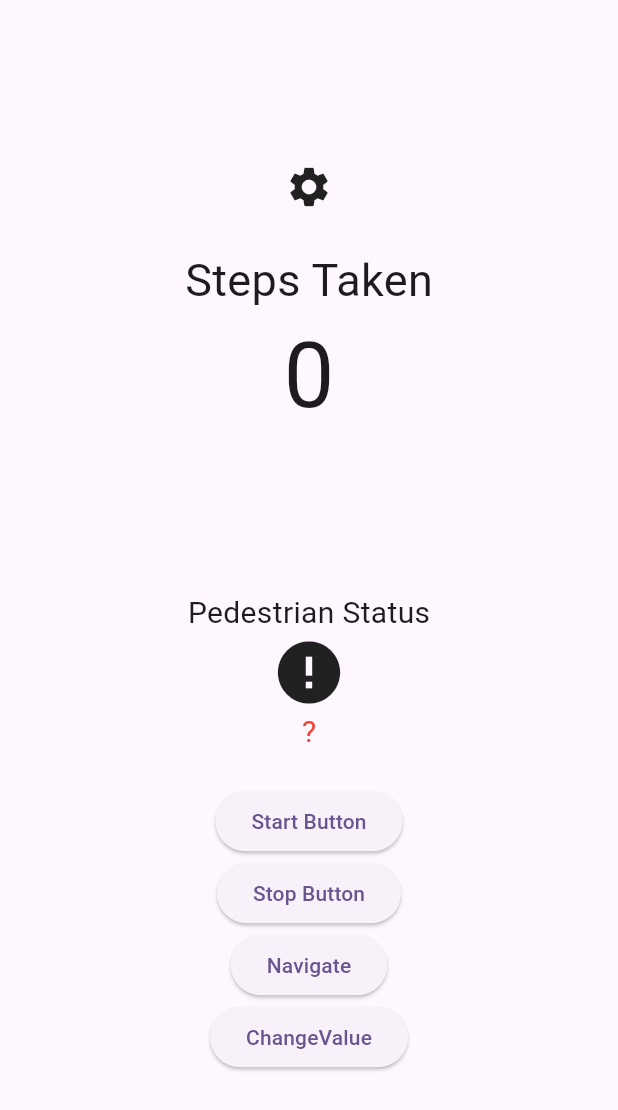
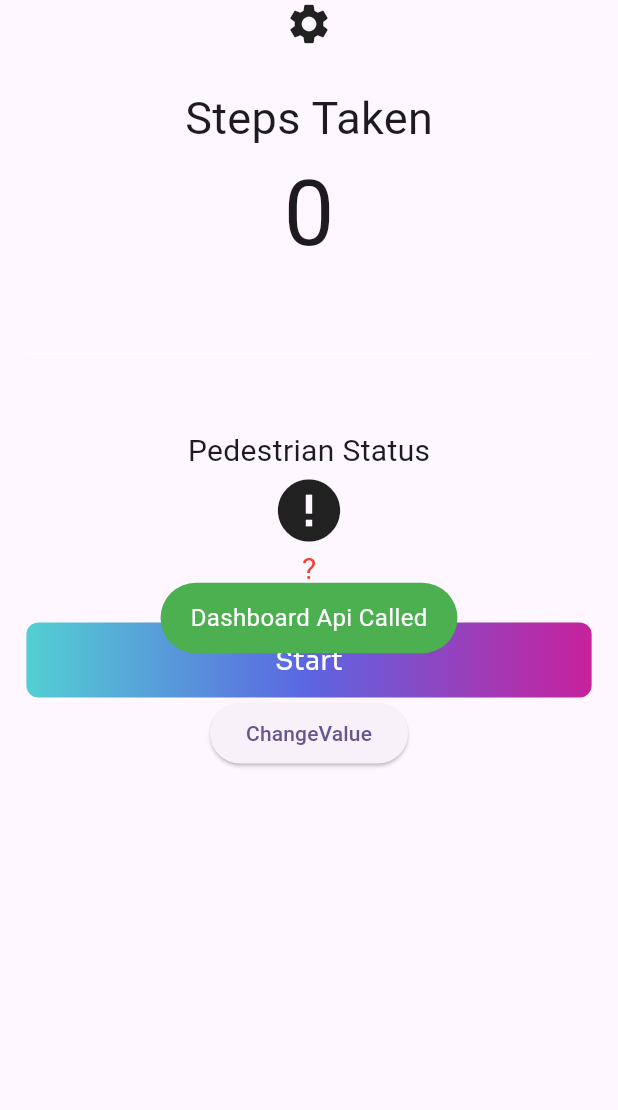
Before and after one commit to RavindraEsp/stepApp, a Flutter app: the DashBoardScreen screen opened directly, on a phone screen of 412 x 824 dp. Shown: the top 1110 px of the screen. Run offline on Flutter 3.47's test engine with Material 2 defaults, Android fonts, the phone set to English and light mode, and no system bars; our stand-ins replace flutter_screenutil, fluttertoast, google_fonts, pedometer, permission_handler, shared_preferences; accounts and stored records are empty.

Commit message:
get steps from pedometer and remove defalt step ,reset pedometer and add start stop logic for pedometer

```diff
--- a/lib/dashboard/dashboard_screen.dart
+++ b/lib/dashboard/dashboard_screen.dart
@@ -1,7 +1,10 @@
 import 'package:flutter/material.dart';
+import 'package:flutter_screenutil/flutter_screenutil.dart';
 import 'package:provider/provider.dart';
 import 'package:step_app/dashboard/dashboard_screen_provider.dart';
 import 'package:step_app/routes/route_name.dart';
+import 'package:step_app/widgets/buttons/custom_button.dart';
+import 'package:step_app/widgets/buttons/stop_button.dart';
 
 class DashBoardScreen extends StatefulWidget {
   const DashBoardScreen({super.key});
@@ -35,6 +38,7 @@ class _DashBoardScreenState extends State<DashBoardScreen> {
     //  homeProvider = Provider.of<HomeScreenProvider>(context, listen: false);
 
     context.read<DashBoardScreenProvider>().getV();
+    context.read<DashBoardScreenProvider>().dashboardApiCAll();
 
     //  homeProvider.checkPermission();
   }
@@ -111,26 +115,27 @@ class _DashBoardScreenState extends State<DashBoardScreen> {
   @override
   Widget build(BuildContext context) {
     return Scaffold(
-
       body: Consumer<DashBoardScreenProvider>(
           builder: (context, provider, child) {
-        return Center(
+        return SingleChildScrollView(
+          child: Padding(
+            padding: EdgeInsets.only(left: 16.w, right: 16.w),
             child: Column(
               mainAxisAlignment: MainAxisAlignment.center,
               children: <Widget>[
-
-
-
                 GestureDetector(
-                onTap: (){
+                    onTap: () {
                       Navigator.pushNamed(context, RouteName.settingScreen);
                     },
-                  child: Icon(Icons.settings,size: 32,)),
+                    child: Icon(
+                      Icons.settings,
+                      size: 32,
+                    )),
 
-              SizedBox(
+                const SizedBox(
                   height: 25,
                 ),
-              Text(
+                const Text(
                   'Steps Taken',
                   style: TextStyle(fontSize: 30),
                 ),
@@ -138,12 +143,12 @@ class _DashBoardScreenState extends State<DashBoardScreen> {
                   provider.steps,
                   style: TextStyle(fontSize: 60),
                 ),
-              Divider(
+                const Divider(
                   height: 100,
                   thickness: 0,
                   color: Colors.white,
                 ),
-              Text(
+                const Text(
                   'Pedestrian Status',
                   style: TextStyle(fontSize: 20),
                 ),
@@ -165,40 +170,34 @@ class _DashBoardScreenState extends State<DashBoardScreen> {
                   ),
                 ),
                 Text(""),
-              ElevatedButton(
-                //     disabledColor: Colors.red,
-                // disabledTextColor: Colors.black,
 
-                onPressed: () {
+                provider.isWalking == false
+                    ? CustomButton(
+                        onTap: () {
+                          provider.startApiCallAnAddTimerForSendDataApiCall();
+                          setState(() {});
+                        },
+                        buttonText: "Start")
+                    : const SizedBox(),
+
+                // SizedBox(
+                //   height: 24.h,
+                // ),
+
+                provider.isWalking == true
+                    ? StopButton(
+                        buttonText: "Stop",
+                        onTap: () {
                           setState(() {
-                    provider.addTimerForApiCall();
+                            //  shouldCallApiFunction = false; // Set shouldCallFunction to false to stop function calls
+                            provider
+                                .stopWalk(); // Cancel the timer if it's running
                           });
                         },
-                child: const Text('Start Button'),
-              ),
+                      )
+                    : const SizedBox(),
+
                 ElevatedButton(
-                //     disabledColor: Colors.red,
-                // disabledTextColor: Colors.black,
-
-                onPressed: () {
-                  setState(() {
-                    //  shouldCallApiFunction = false; // Set shouldCallFunction to false to stop function calls
-                    provider.apiTimer
-                        ?.cancel(); // Cancel the timer if it's running
-                  });
-                },
-                child: const Text('Stop Button'),
-              ),
-              ElevatedButton(
-                //     disabledColor: Colors.red,
-                // disabledTextColor: Colors.black,
-
-                onPressed: () {},
-                child: const Text('Navigate'),
-              ),
-              ElevatedButton(
-                //     disabledColor: Colors.red,
-                // disabledTextColor: Colors.black,
 
                   onPressed: () {
                     provider.updateV();
@@ -207,6 +206,7 @@ class _DashBoardScreenState extends State<DashBoardScreen> {
                 ),
               ],
             ),
+          ),
         );
       }),
     );
--- a/lib/main.dart
+++ b/lib/main.dart
@@ -1,17 +1,32 @@
 import 'package:flutter/material.dart';
 import 'package:flutter_screenutil/flutter_screenutil.dart';
 import 'package:step_app/routes/app_routes.dart';
-import 'modules/settings/setting/setting_screen.dart';
+import 'package:step_app/utilities/shared_preference.dart';
 import 'modules/splash/splash_screen.dart';
 
 void main() {
   runApp(const MyApp());
 }
 
-class MyApp extends StatelessWidget {
+class MyApp extends StatefulWidget {
   const MyApp({super.key});
 
-  // This widget is the root of your application.
+  @override
+  State<MyApp> createState() => _MyAppState();
+}
+
+class _MyAppState extends State<MyApp> {
+
+  @override
+  void initState() {
+    super.initState();
+    prefCall();
+  }
+
+  prefCall() async {
+    await Preference().instance();
+  }
+
   @override
   Widget build(BuildContext context) {
     return ScreenUtilInit(
@@ -42,8 +57,8 @@ class MyApp extends StatelessWidget {
               useMaterial3: true,
             ),
             // home: const HomeScreen(),
-               home: const SplashScreen(),
-           // home: const SettingScreen(),
+            home: const SplashScreen(),
+            // home: const SettingScreen(),
             // home: MultiProvider(
             //   providers: [
             //     ChangeNotifierProvider(create: (_) => HomeScreenProvider()),
--- a/lib/widgets/buttons/custom_button.dart
+++ b/lib/widgets/buttons/custom_button.dart
@@ -8,7 +8,7 @@ import 'package:step_app/utilities/text_size_utility.dart';
 
 class CustomButton extends StatelessWidget {
   final String buttonText;
-  String? icon;
+
   final VoidCallback? onTap;
   final ButtonType? buttonType;
 
@@ -18,7 +18,6 @@ class CustomButton extends StatelessWidget {
     Key? key,
     required this.buttonText,
      this.onTap,
-    this.icon,
     this.buttonType,
 
   }) : super(key: key);
--- a/pubspec.yaml
+++ b/pubspec.yaml
@@ -41,6 +41,7 @@ dependencies:
   provider: ^6.0.5
   flutter_screenutil: ^5.9.0
   google_fonts: ^6.1.0
+  shared_preferences: ^2.2.2
 
 dev_dependencies:
   flutter_test:
```
Also changed, not shown: lib/dashboard/dashboard_screen_provider.dart (+35 -18 lines), lib/utilities/shared_preference.dart (added, +57 -0 lines), lib/widgets/buttons/stop_button.dart (added, +44 -0 lines), pubspec.lock, 1 other file. Lines whose indentation alone changed are shown as unchanged.
